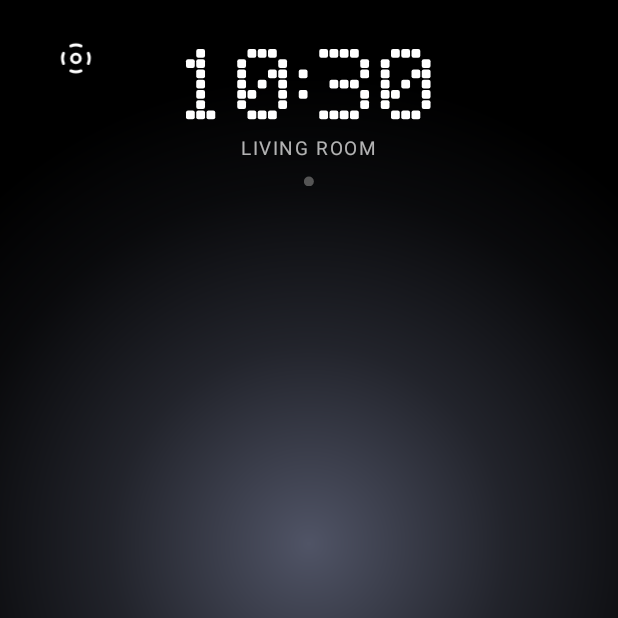
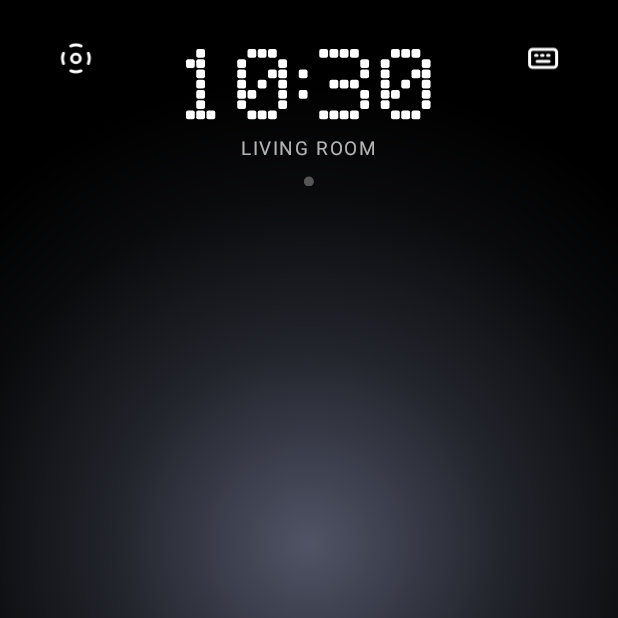
Before and after one commit to Zwivhuya-Ratshivhadelo/TVRemote, an Android app: the screen it shows after launch (RemoteActivity), on a phone screen of 412 x 824 dp, the top half of it. Run offline under Robolectric (Android 15) with nearby library versions, the phone set to English and light mode, and no system bars.

Commit message:
Keyboard button (top right): your normal keyboard; searches inside YouTube/Netflix when they're open; mic too
Co-Authored-By: Claude Opus 5.5 <noreply@anthropic.com>
Claude-Session: https://claude.ai/code/session_01VS8Vdg1i6wQFjXPmYXTms1

```diff
--- a/phone/app/src/main/java/com/livingroom/remote/RemoteActivity.kt
+++ b/phone/app/src/main/java/com/livingroom/remote/RemoteActivity.kt
@@ -118,6 +118,13 @@ class RemoteActivity : Activity(), SensorEventListener {
             setOnClickListener { tap(it); forceApps = true; refresh() } }
         root.place(s, grid, 36f, 40f, 44f, 44f)
 
+        // Your phone's keyboard, top right: types into the TV's box, or searches inside the app that's open.
+        root.place(s, ImageView(this).apply { setImageResource(R.drawable.ic_keyboard); setPadding(s.px(10), s.px(10), s.px(10), s.px(10))
+            setOnClickListener { tap(it)
+                if (!keysUp) { settingKeys = true; tvKeys.setText(""); settingKeys = false; tvKeys.alpha = 1f }
+                tvKeys.requestFocus(); (getSystemService(INPUT_METHOD_SERVICE) as InputMethodManager).showSoftInput(tvKeys, InputMethodManager.SHOW_IMPLICIT) } },
+            355f, 40f, 44f, 44f)
+
         // The arrows-and-OK button, top left.
         pad = ImageView(this).apply { setImageResource(R.drawable.ic_dpad); setPadding(s.px(9), s.px(9), s.px(9), s.px(9))
             setOnClickListener { tap(it); padOn = !padOn; refresh() } }
@@ -135,20 +142,35 @@ class RemoteActivity : Activity(), SensorEventListener {
         // The phone's own keyboard for the TV: it pops up by itself when a keyboard comes up on the TV,
         // and what you type goes into the TV's box as you type. Enter presses Enter on the TV.
         tvKeys = EditText(this).apply {
-            alpha = 0f; isSingleLine = true; background = null; setTextColor(Color.TRANSPARENT)
+            // Hidden while typing into a box on the TV (it shows there); shown at the top when searching inside an app.
+            alpha = 0f; isSingleLine = true; setTextColor(Color.WHITE); setTextSize(android.util.TypedValue.COMPLEX_UNIT_PX, s.px(18f))
+            background = GradientDrawable().apply { setColor(Color.rgb(0x1a, 0x1b, 0x1f)); cornerRadius = s.px(28f) }
+            setPadding(s.px(22), 0, s.px(22), 0); gravity = android.view.Gravity.CENTER_VERTICAL
+            setOnFocusChangeListener { v, has -> if (!has) v.alpha = 0f }
             imeOptions = EditorInfo.IME_ACTION_GO or EditorInfo.IME_FLAG_NO_EXTRACT_UI
-            inputType = android.text.InputType.TYPE_CLASS_TEXT or android.text.InputType.TYPE_TEXT_FLAG_NO_SUGGESTIONS
+            // Your normal keyboard: autocorrect and word suggestions on.
+            inputType = android.text.InputType.TYPE_CLASS_TEXT or android.text.InputType.TYPE_TEXT_FLAG_AUTO_CORRECT
             addTextChangedListener(object : android.text.TextWatcher {
                 override fun beforeTextChanged(t: CharSequence?, a: Int, b: Int, c: Int) {}
                 override fun onTextChanged(t: CharSequence?, a: Int, b: Int, c: Int) {}
                 override fun afterTextChanged(e: android.text.Editable?) {
-                    if (settingKeys) return
+                    if (settingKeys || !keysUp) return   // no text box on the TV: it's sent as a search on Enter
                     removeCallbacks(sendKeys); postDelayed(sendKeys, 150)
                 }
             })
-            setOnEditorActionListener { _, _, _ -> removeCallbacks(sendKeys); sendKeys.run(); Hub.send("type_enter"); true }
+            setOnEditorActionListener { _, _, _ ->
+                if (keysUp) { removeCallbacks(sendKeys); sendKeys.run(); Hub.send("type_enter") }
+                else {
+                    // Typed with the keyboard button: a search inside the app that's open (YouTube, Netflix, ...).
+                    val q = text.toString().trim()
+                    if (q.isNotEmpty()) Hub.send("app_search", "q" to q)
+                    settingKeys = true; setText(""); settingKeys = false
+                    (getSystemService(INPUT_METHOD_SERVICE) as InputMethodManager).hideSoftInputFromWindow(windowToken, 0); clearFocus()
+                }
+                true
+            }
         }
-        root.addView(tvKeys, FrameLayout.LayoutParams(1, 1))
+        root.place(s, tvKeys, 195f, 150f, 342f, 56f)
 
         volBar = VolumeBar(this).apply { alpha = 0f }
         root.place(s, volBar, 368f, 400f, 44f, 200f)
@@ -412,7 +434,7 @@ class RemoteActivity : Activity(), SensorEventListener {
                 override fun onResults(b: Bundle?) {
                     micBtn.animate().scaleX(1f).scaleY(1f).setDuration(200).start()
                     val q = b?.getStringArrayList(android.speech.SpeechRecognizer.RESULTS_RECOGNITION)?.firstOrNull() ?: return
-                    if (keysUp) { Hub.send("type_live", "text" to q); Hub.send("type_enter") } else Hub.send("search", "q" to q)
+                    if (keysUp) { Hub.send("type_live", "text" to q); Hub.send("type_enter") } else Hub.send("app_search", "q" to q)
                 }
             })
             startListening(Intent(android.speech.RecognizerIntent.ACTION_RECOGNIZE_SPEECH)
```
Also changed, not shown: tv/app/src/main/java/com/livingroom/home/RemoteLink.kt (+19 -0 lines).
